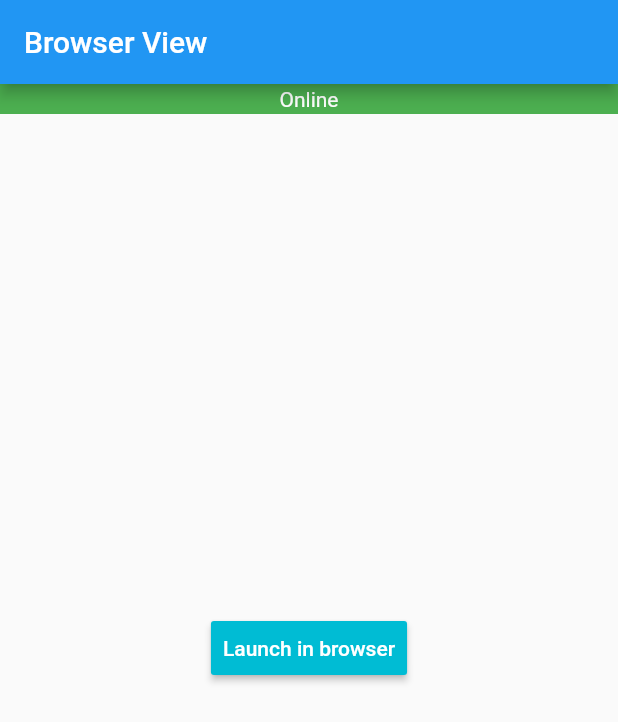
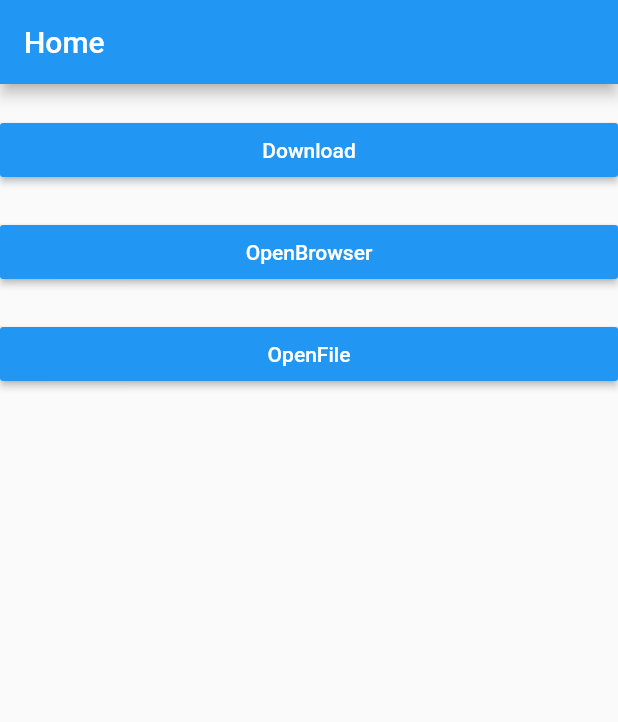
Before and after one commit to AnuraghYarlagadda/VNRPlacementsFlutter, a Flutter app: the screen it shows after launch, on a phone screen of 412 x 824 dp. Shown: the top 722 px of the screen. Run offline on Flutter 3.47's test engine with Material 2 defaults, Android fonts, the phone set to English and light mode, and no system bars; our stand-ins replace dio, firebase_auth, firebase_storage, flutter_offline, open_file, permission_handler and 1 more; accounts and stored records are empty; network calls fail.

Commit message:
Explored Navigation

```diff
--- /dev/null
+++ b/lib/Home.dart
@@ -0,0 +1,71 @@
+import 'package:firebase_auth/firebase_auth.dart';
+import 'package:flutter/material.dart';
+import 'package:vnrplacements/HomeDownload.dart';
+import 'package:vnrplacements/HomeOpenFile.dart';
+import 'package:vnrplacements/StoragePermissions.dart';
+import 'package:vnrplacements/openInBrowser.dart';
+
+class Home extends StatefulWidget {
+  @override
+  _HomeState createState() => _HomeState();
+}
+
+class _HomeState extends State<Home> {
+  @override
+  void initState() {
+    super.initState();
+    FirebaseAuth.instance.signInAnonymously();
+    grantStoragePermissionAndCreateDir(context);
+  }
+  @override
+  Widget build(BuildContext context) {
+    return (Scaffold(
+      appBar: AppBar(title: Text("Home")),
+      body: Center(
+          child: ListView(children: <Widget>[
+        Padding(padding: EdgeInsets.all(10)),
+        RaisedButton(
+          color: Colors.blue,
+          child: Text("Download", style: TextStyle(color: Colors.white)),
+          onPressed: () {
+            Navigator.of(context).push(
+              MaterialPageRoute(
+                builder: (BuildContext context) {
+                  return HomeDownload();
+                },
+              ),
+            );
+          },
+        ),
+        Padding(padding: EdgeInsets.all(10)),
+        RaisedButton(
+          color: Colors.blue,
+          child: Text("OpenBrowser", style: TextStyle(color: Colors.white)),
+          onPressed: () {
+            Navigator.of(context).push(
+              MaterialPageRoute(
+                builder: (BuildContext context) {
+                  return OpenInBrowser();
+                },
+              ),
+            );
+          },
+        ),
+        Padding(padding: EdgeInsets.all(10)),
+        RaisedButton(
+          color: Colors.blue,
+          child: Text("OpenFile", style: TextStyle(color: Colors.white)),
+          onPressed: () {
+            Navigator.of(context).push(
+              MaterialPageRoute(
+                builder: (BuildContext context) {
+                  return HomeOpenFile();
+                },
+              ),
+            );
+          },
+        )
+      ])),
+    ));
+  }
+}
--- a/lib/HomeOpenFile.dart
+++ b/lib/HomeOpenFile.dart
@@ -1,5 +1,4 @@
 import 'package:flutter/material.dart';
-import 'package:vnrplacements/StoragePermissions.dart';
 import 'openFileFromLocalStorage.dart';
 
 class HomeOpenFile extends StatefulWidget {
@@ -11,13 +10,12 @@ class _HomeOpenFileState extends State<HomeOpenFile> {
   @override
   void initState() {
     super.initState();
-    grantStoragePermissionAndCreateDir(context);
   }
 
   @override
   Widget build(BuildContext context){
     final filePath =
-        "/storage/emulated/0" + "/Placements" + "/AlumniDetail.xlsx";
+        "/storage/emulated/0" + "/Placements" + "/AlumniDetails.xlsx";
     return Scaffold(
       appBar: new AppBar(
         title: Text("OpenFile"),
--- a/lib/main.dart
+++ b/lib/main.dart
@@ -1,8 +1,5 @@
 import 'package:flutter/material.dart';
-import 'package:vnrplacements/HomeDownload.dart';
-import 'package:vnrplacements/HomeOpenFile.dart';
-import 'package:vnrplacements/openInBrowser.dart';
-
+import 'package:vnrplacements/Home.dart';
 void main() {
   runApp(MyApp());
 }
@@ -11,7 +8,7 @@ class MyApp extends StatelessWidget {
   Widget build(BuildContext context) {
     return (MaterialApp(
       title: "vnrplacements",
-      home: OpenInBrowser(),
+      home: Home(),
       debugShowCheckedModeBanner: false,
     ));
   }
```
Also changed, not shown: lib/HomeDownload.dart (+4 -5 lines).
